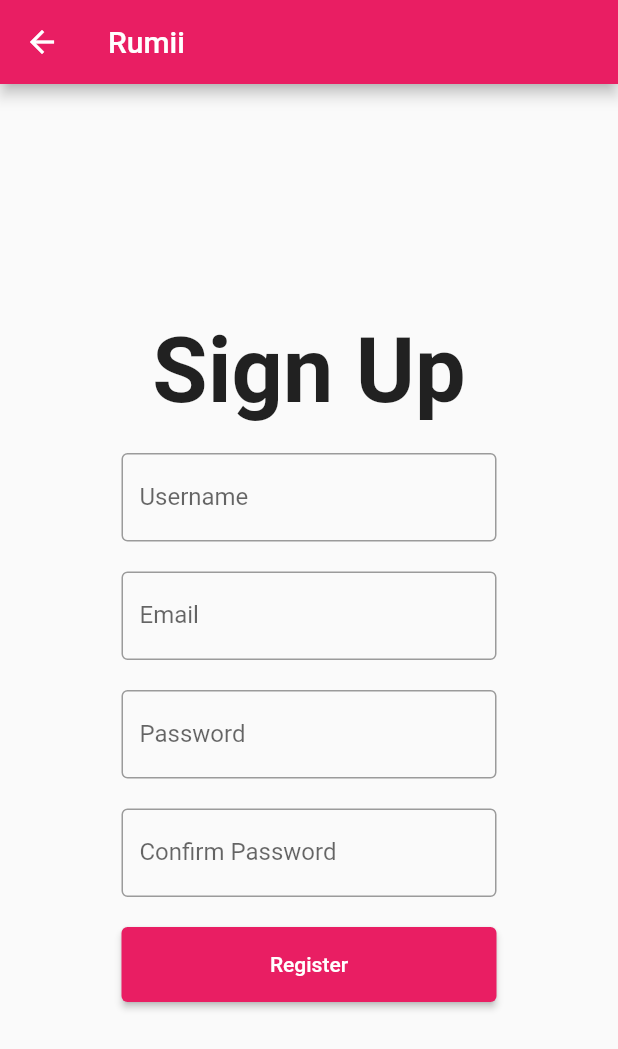
After one commit to Jdd2020/rumii, a Flutter app: the RegisterView screen opened by its route, after a tap on "Register", on a phone screen of 412 x 824 dp. The commit adds this screen. Shown: the top 1049 px of the screen. Run offline on Flutter 3.47's test engine with Material 2 defaults, Android fonts, the phone set to English and light mode, and no system bars.

Commit message:
added user sign up functionality

```diff
--- a/lib/constants.dart
+++ b/lib/constants.dart
@@ -1,4 +1,5 @@
 //Different routes for the router (task1)
 const String loginRoute = '/';
+const String registerRoute = '/register';
 const String dashRoute = '/home';
 const String choreListRoute = '/chores';
--- a/lib/main.dart
+++ b/lib/main.dart
@@ -30,7 +30,8 @@ class App extends StatelessWidget {
         create: (context) => LoginListViewModel(),
         child: const LoginView(),
       ),
-      initialRoute: '/',
+      onGenerateRoute: local_router.Router.generateRoute,
+      initialRoute: loginRoute,
       routes: {
         '/home': (context) => const DashboardView(),
         '/chores': (context) => const ChoreListView(),
--- a/lib/router.dart
+++ b/lib/router.dart
@@ -1,12 +1,25 @@
+import 'package:flutter/material.dart';
+import 'package:rumii/constants.dart';
+import 'package:provider/provider.dart';
+import 'package:rumii/viewmodels/login_list_view_model.dart';
+import 'package:rumii/views/Login/login_view.dart';
+import 'package:rumii/views/Login/register_view.dart';
+import 'main.dart';
+
 class Router {
-  /*
   static Route<dynamic> generateRoute(RouteSettings settings) {
     switch (settings.name) {
       case loginRoute:
         return MaterialPageRoute(
             builder: (_) => ChangeNotifierProvider(
-                  create: (context) => LoginViewModel(),
+                  create: (context) => LoginListViewModel(),
                   child: const LoginView(),
+                ));
+      case registerRoute:
+        return MaterialPageRoute(
+            builder: (_) => ChangeNotifierProvider(
+                  create: (context) => LoginListViewModel(),
+                  child: const RegisterView(),
                 ));
       default:
         return MaterialPageRoute(
@@ -15,7 +28,5 @@ class Router {
                       child: Text('No route defined for ${settings.name}')),
                 ));
     }
-
   }
-  */
 }
--- /dev/null
+++ b/lib/views/Login/register_view.dart
@@ -0,0 +1,153 @@
+import 'package:flutter/material.dart';
+import 'package:rumii/views/Dashboard/dashboard_view.dart';
+import 'package:rumii/viewmodels/login_list_view_model.dart';
+import 'package:provider/provider.dart';
+import 'package:rumii/models/login_model.dart';
+
+import 'package:rumii/constants.dart';
+
+class RegisterView extends StatefulWidget {
+  const RegisterView({super.key});
+
+  @override
+  // ignore: library_private_types_in_public_api
+  _RegisterViewState createState() => _RegisterViewState();
+}
+
+class _RegisterViewState extends State<RegisterView> {
+  final TextEditingController _usernameController = TextEditingController();
+  final TextEditingController _passwordController = TextEditingController();
+  final TextEditingController _emailController = TextEditingController();
+  final TextEditingController _confirmPasswordController =
+      TextEditingController();
+
+  @override
+  void initState() {
+    super.initState();
+    //Provider.of<LoginListViewModel>(context, listen: true);
+  }
+
+  @override
+  void dispose() {
+    // Clean up the controller when the widget is disposed.
+    _usernameController.dispose();
+    _passwordController.dispose();
+    _emailController.dispose();
+    _confirmPasswordController.dispose();
+    super.dispose();
+  }
+
+  @override
+  Widget build(BuildContext context) {
+    return Scaffold(
+        appBar: AppBar(title: const Text("Rumii")),
+        body: Container(
+            padding: const EdgeInsets.all(10),
+            width: MediaQuery.of(context).size.width,
+            height: MediaQuery.of(context).size.height,
+            child: Align(
+                alignment: FractionalOffset.center,
+                child:
+                    Column(mainAxisSize: MainAxisSize.min, children: <Widget>[
+                  const Text(
+                    "Sign Up",
+                    style: TextStyle(fontSize: 60, fontWeight: FontWeight.bold),
+                  ),
+                  const SizedBox(
+                    height: 20,
+                  ),
+                  SizedBox(
+                    width: 250,
+                    child: TextField(
+                      obscureText: false,
+                      controller: _usernameController,
+                      decoration: const InputDecoration(
+                        border: OutlineInputBorder(),
+                        labelText: 'Username',
+                      ),
+                    ),
+                  ),
+                  const SizedBox(
+                    height: 20,
+                  ),
+                  SizedBox(
+                    width: 250,
+                    child: TextField(
+                      obscureText: false,
+                      controller: _emailController,
+                      decoration: const InputDecoration(
+                        border: OutlineInputBorder(),
+                        labelText: 'Email',
+                      ),
+                    ),
+                  ),
+                  const SizedBox(
+                    height: 20,
+                  ),
+                  SizedBox(
+                    width: 250,
+                    child: TextField(
+                      obscureText: true,
+                      controller: _passwordController,
+                      decoration: const InputDecoration(
+                        border: OutlineInputBorder(),
+                        labelText: 'Password',
+                      ),
+                    ),
+                  ),
+                  const SizedBox(
+                    height: 20,
+                  ),
+                  SizedBox(
+                    width: 250,
+                    child: TextField(
+                      obscureText: true,
+                      controller: _confirmPasswordController,
+                      decoration: const InputDecoration(
+                        border: OutlineInputBorder(),
+                        labelText: 'Confirm Password',
+                      ),
+                    ),
+                  ),
+                  const SizedBox(
+                    height: 20,
+                  ),
+                  SizedBox(
+                      height: 50,
+                      width: 250,
+                      child: ElevatedButton(
+                        onPressed: () async {
+                          var reg = Login(
+                              username: _usernameController.text,
+                              password: _passwordController.text,
+                              email: _emailController.text,
+                              houseKey: "",
+                              uniqueId: 0,
+                              signedIn: false,
+                              verification: -1);
+
+                          var userBase = context.read<LoginListViewModel>();
+                          await userBase.writeUser(reg);
+                          setState(() {});
+
+                          /*
+                          showDialog(
+                              context: context,
+                              builder: (context) {
+                                return AlertDialog(
+                                  content: Text(reg.password),
+                                );
+                              });
+                            */
+
+                          // ignore: use_build_context_synchronously
+                          Navigator.push(
+                              context,
+                              MaterialPageRoute(
+                                  builder: (context) => const DashboardView()));
+                        },
+                        child: const Text("Register"),
+                      )),
+                ]))));
+  }
+}
```
Also changed, not shown: assets/userDB.json (+1 -21 lines), lib/views/Login/login_view.dart (+3 -97 lines).
